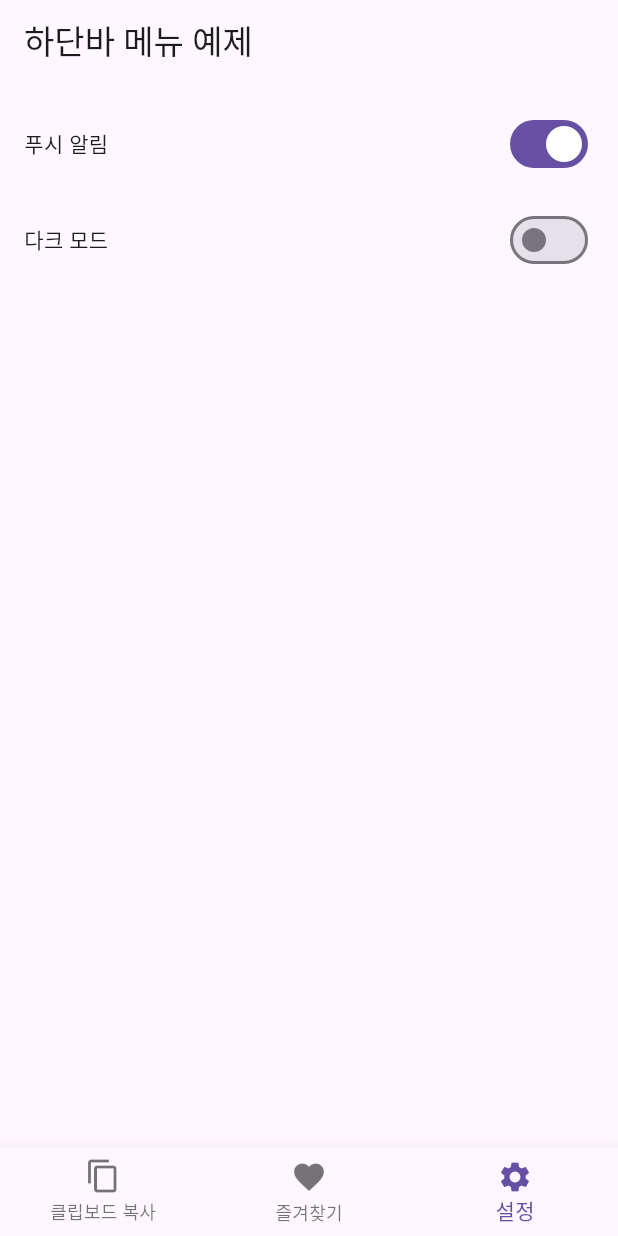
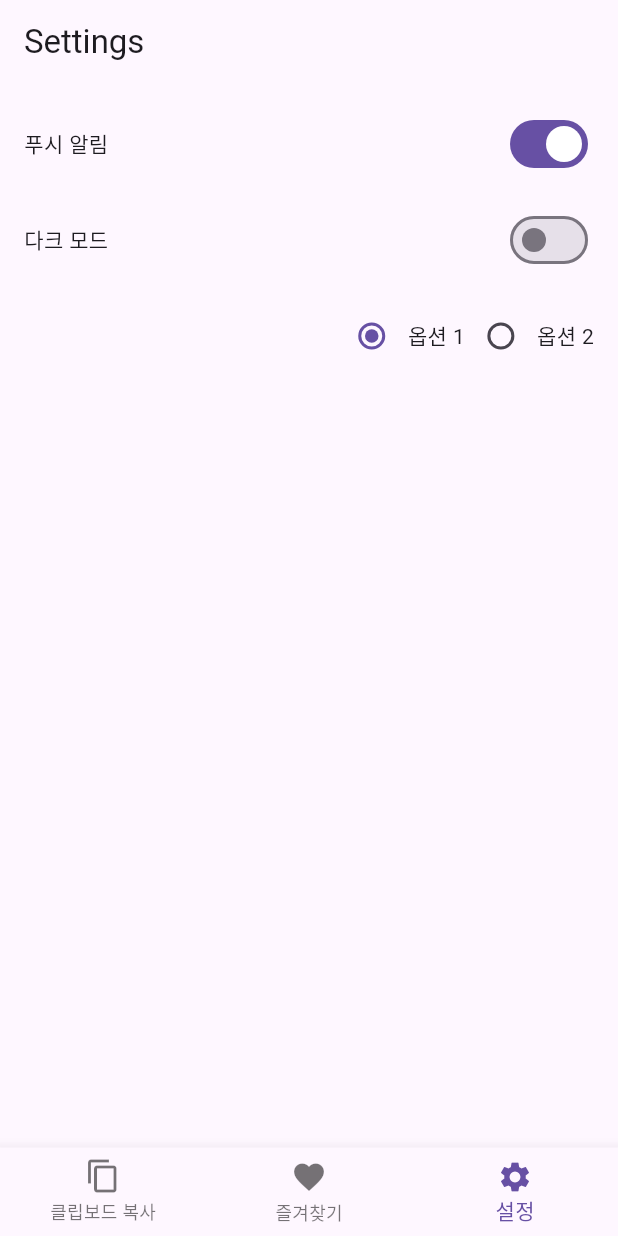
Before and after one commit to joohhcse/investment_quotes_app, a Flutter app: the screen it shows after launch, item 3 of the bottom bar chosen, on a phone screen of 412 x 824 dp. Run offline on Flutter 3.47's test engine with Material 3 defaults, Android fonts, the phone set to English and light mode, and no system bars.

Commit message:
edit
templates : https://www.fluttertemplates.dev/widgets/must_haves/settings_page#settings_page_2

```diff
--- a/lib/screen/home_screen.dart
+++ b/lib/screen/home_screen.dart
@@ -22,9 +22,9 @@ class _HomeScreenState extends State<HomeScreen> {
   @override
   Widget build(BuildContext context) {
     return Scaffold(
-      appBar: AppBar(
-        title: Text('하단바 메뉴 예제'),
-      ),
+      // appBar: AppBar(
+      //   title: Text('하단바 메뉴 예제'),
+      // ),
       body: _children[_currentIndex],
       bottomNavigationBar: BottomNavigationBar(
         currentIndex: _currentIndex,
--- a/lib/screen/setting_screen.dart
+++ b/lib/screen/setting_screen.dart
@@ -8,9 +8,14 @@ class SettingScreen extends StatefulWidget {
 }
 
 class SettingState extends State<SettingScreen> {
+  int selectedOption = 1; // 초기 선택된 옵션
+
   @override
   Widget build(BuildContext context) {
     return Scaffold(
+      appBar: AppBar(
+        title: const Text("Settings"),
+      ),
       body: Padding(
         padding: const EdgeInsets.all(16.0),
         child: Column(
@@ -41,7 +46,43 @@ class SettingState extends State<SettingScreen> {
                 ),
               ],
             ),
+            SizedBox(height: 16.0),
             // 추가적인 설정 항목들을 원하는 만큼 추가할 수 있습니다.
+            Row(
+              mainAxisAlignment: MainAxisAlignment.end,
+              children: [
+                Row(
+                  children: [
+                    Radio(
+                      value: 1,
+                      groupValue: selectedOption,
+                      onChanged: (value) {
+                        setState(() {
+                          selectedOption = 1;
+                        });
+                      },
+                    ),
+                    Text('옵션 1'),
+                  ],
+                ),
+                Row(
+                  children: [
+                    Radio(
+                      value: 2,
+                      groupValue: selectedOption,
+                      onChanged: (value) {
+                        setState(() {
+                          selectedOption = 2;
+                        });
+                      },
+                    ),
+                    Text('옵션 2'),
+                  ],
+                ),
+                // Add more Radio buttons as needed
+              ],
+            ),
+            SizedBox(height: 16.0),
           ],
         ),
       ),
```
